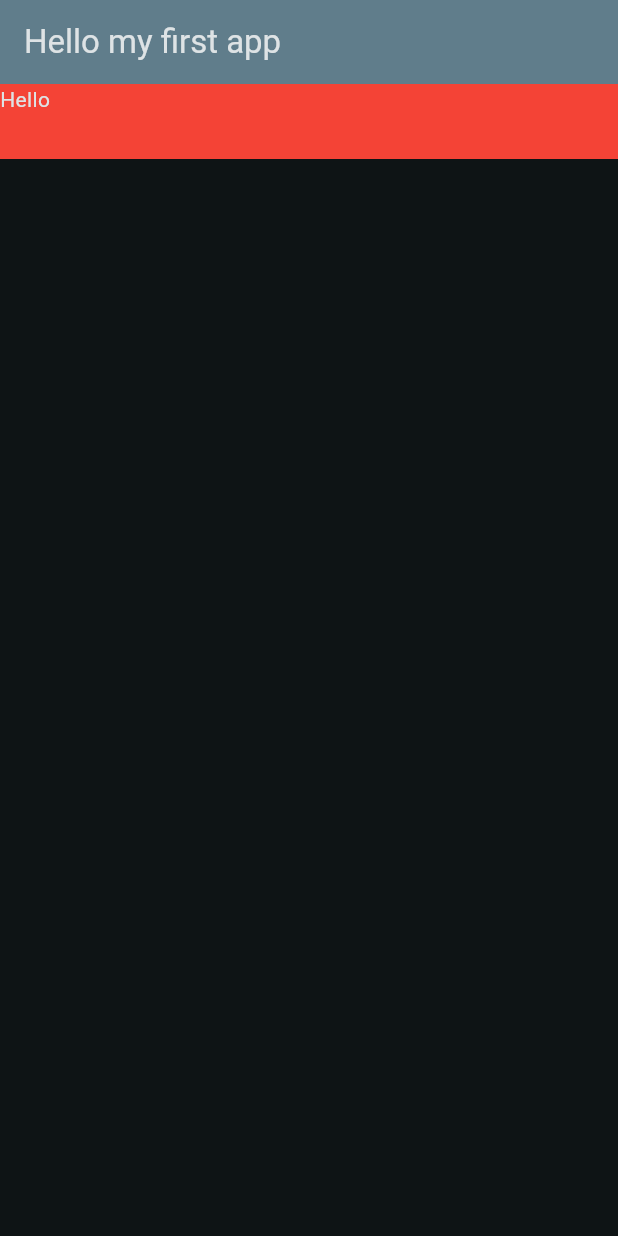
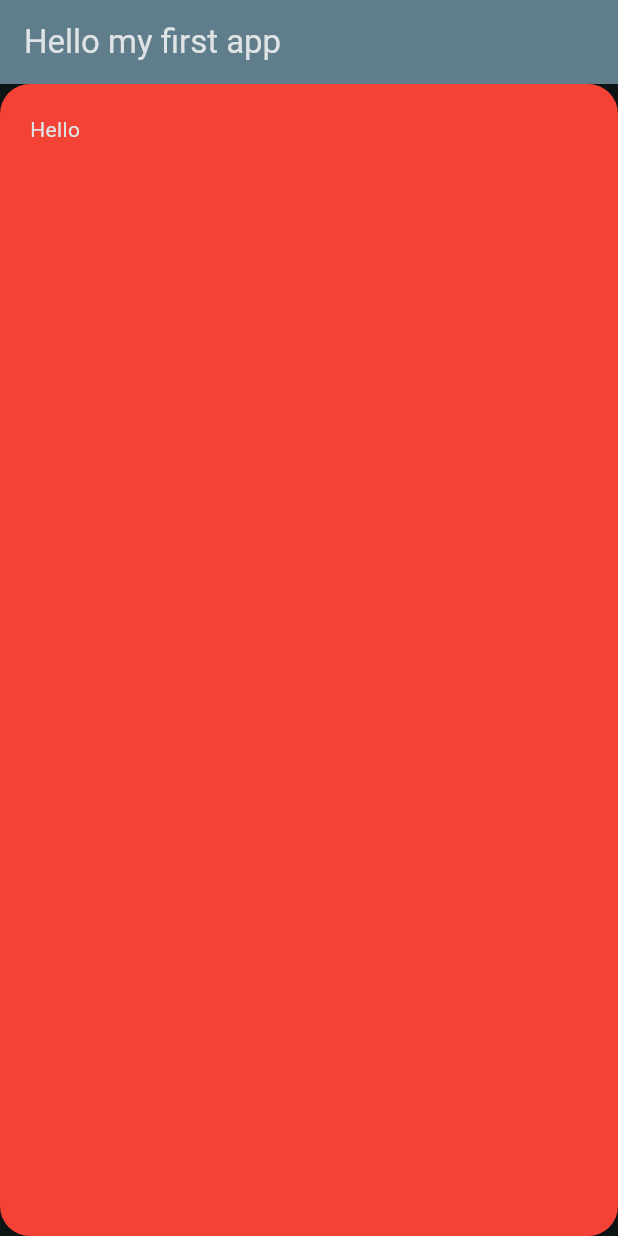
Before and after one commit to shishupaltech/flutter-learning-step-by-step, a Flutter app: the screen it shows after launch, on a phone screen of 412 x 824 dp. Run offline on Flutter 3.47's test engine with Material 3 defaults, Android fonts, the light colour scheme and no system bars.

Commit message:
container is done

```diff
--- a/section2/lib/main.dart
+++ b/section2/lib/main.dart
@@ -34,11 +34,12 @@ class MyHomePage extends StatelessWidget {
       ),
       body: SafeArea(
         child: Container(
-          color: Colors.red,
-          height: 50.0,
+          padding: EdgeInsets.all(20),
+          height: double.infinity,
           width: double.infinity,
           decoration: BoxDecoration(
             borderRadius: BorderRadius.circular(20.0),
+            color: Colors.red,
           ),
           child: Text('Hello'),
         ),
```
